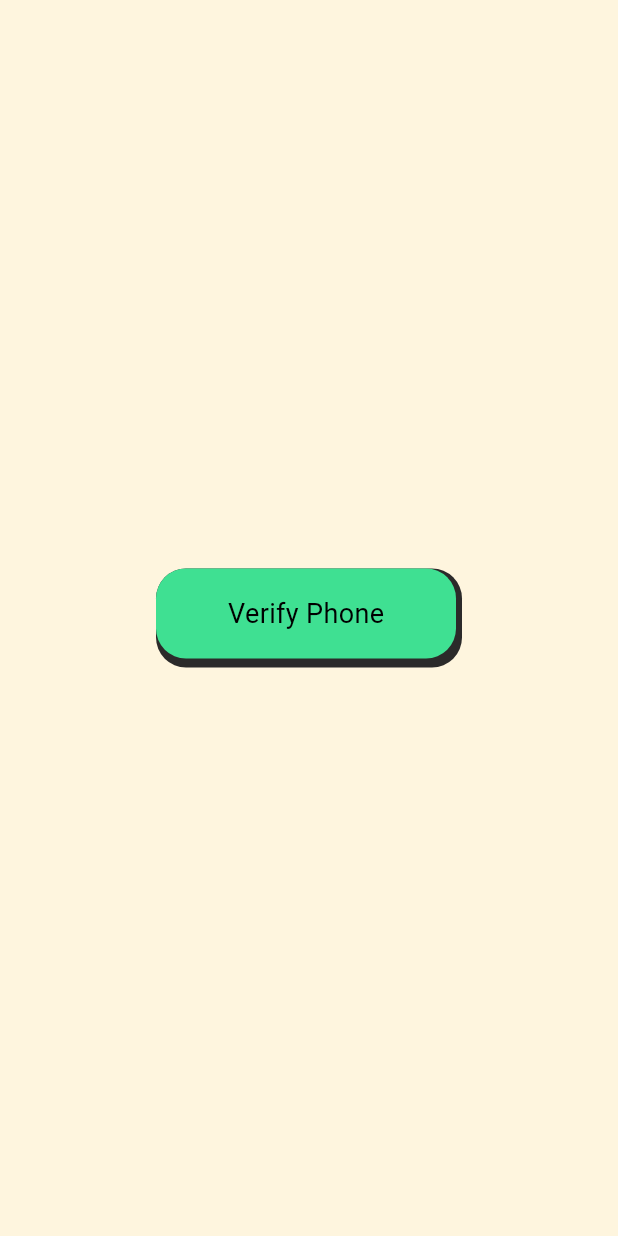
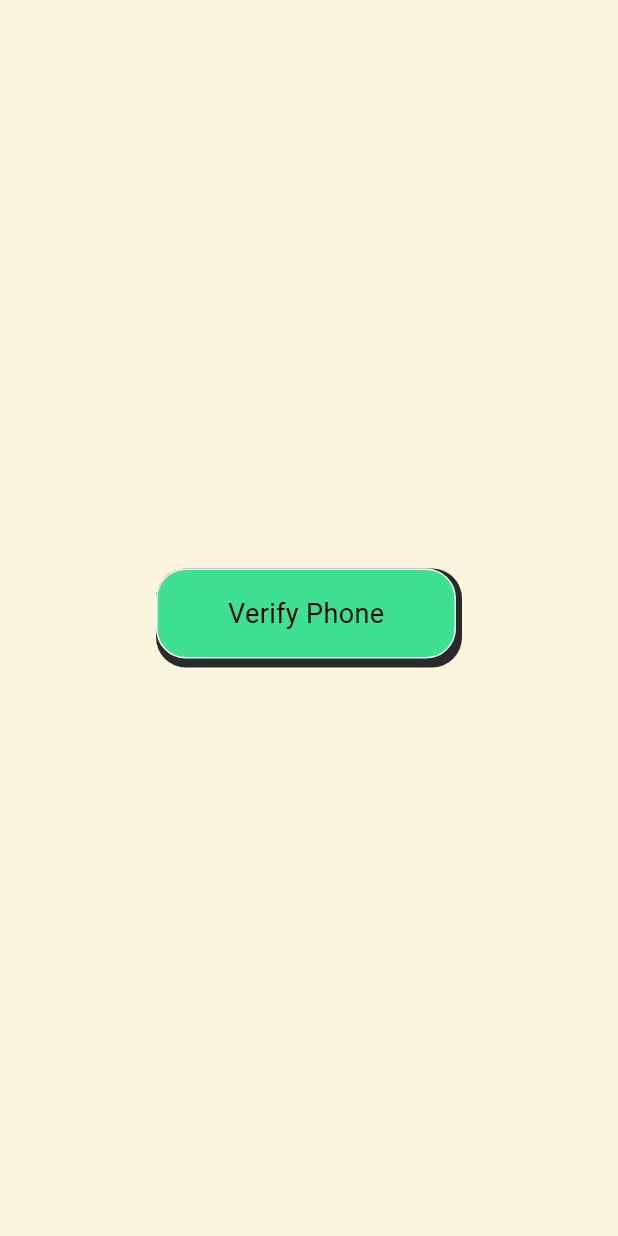
Before and after one commit to Aarush-Acharya/demo-animation, a Flutter app: the screen it shows after launch, on a phone screen of 412 x 824 dp. Run offline on Flutter 3.47's test engine with Material 3 defaults, Android fonts, the phone set to English and light mode, and no system bars.

Commit message:
refactor: added white border

```diff
--- a/lib/main.dart
+++ b/lib/main.dart
@@ -42,6 +42,7 @@ class _DemoAppState extends State<DemoApp> {
             child: Container(
               constraints: const BoxConstraints(maxHeight: 60, maxWidth: 200),
               decoration: BoxDecoration(
+                  border: Border.all(color: Colors.white),
                   borderRadius: BorderRadius.circular(20),
                   color: const Color.fromARGB(255, 63, 224, 146)),
               child: const Center(
```
